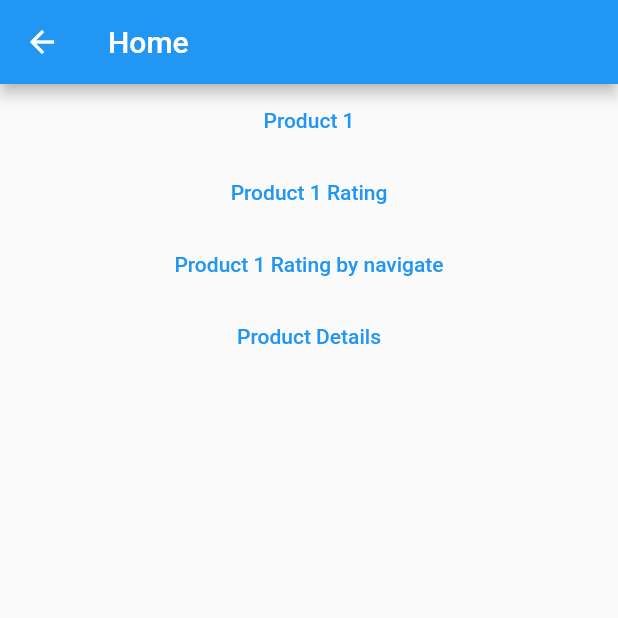
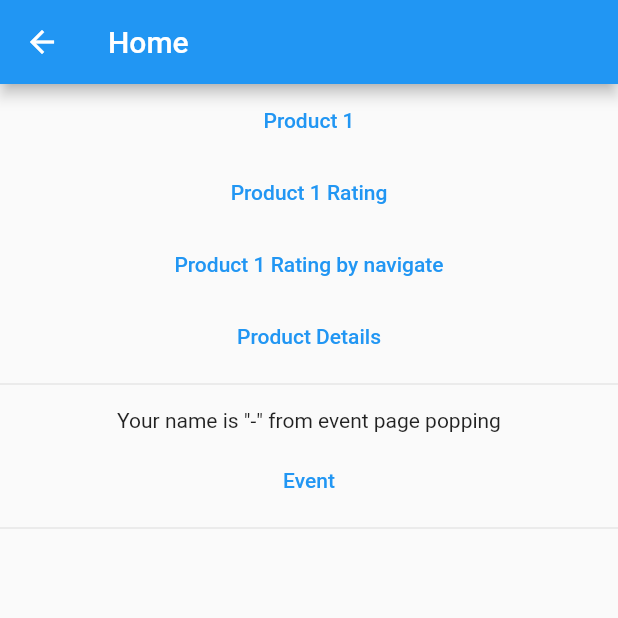
Before and after one commit to wjprogramer/flutter_sandbox_1, a Flutter app: the HomeWidget screen opened by its route, on a phone screen of 412 x 824 dp, the top half of it. Run offline on Flutter 3.47's test engine with Material 2 defaults, Android fonts, the phone set to English and light mode, and no system bars; our stand-ins replace bloc, equatable, flutter_modular, mobx; generated files the repository leaves out were written again.

Commit message:
[pkg // flutter_modular] route generic types: return values from navigation, just like `.pop`.

```diff
--- a/lib/modules/home/home_module.dart
+++ b/lib/modules/home/home_module.dart
@@ -2,6 +2,7 @@ import 'package:flutter_modular/flutter_modular.dart';
 import 'package:flutter_sandbox_1/blocs/home/home_bloc.dart';
 import 'package:flutter_sandbox_1/modules/home/home_controller.dart';
 import 'package:flutter_sandbox_1/modules/list/list_widget.dart';
+import 'package:flutter_sandbox_1/pages/event_page.dart';
 import 'package:flutter_sandbox_1/pages/product_details_page.dart';
 import 'package:flutter_sandbox_1/pages/product_page.dart';
 import 'package:flutter_sandbox_1/pages/product_rating_page.dart';
@@ -30,5 +31,6 @@ class HomeModule extends Module {
     ChildRoute('/product/model', child: (_, args) => ProductDetailsPage(
       productModel: args.data,
     )),
+    ChildRoute<String>('/event', child: (_, __) => EventPage()),
   ];
 }
--- a/lib/modules/home/home_widget.dart
+++ b/lib/modules/home/home_widget.dart
@@ -2,7 +2,14 @@ import 'package:flutter/material.dart';
 import 'package:flutter_modular/flutter_modular.dart';
 import 'package:flutter_sandbox_1/models/product_model.dart';
 
-class HomeWidget extends StatelessWidget {
+class HomeWidget extends StatefulWidget {
+  @override
+  _HomeWidgetState createState() => _HomeWidgetState();
+}
+
+class _HomeWidgetState extends State<HomeWidget> {
+  String _name = '';
+
   @override
   Widget build(BuildContext context) {
     return Scaffold(
@@ -40,6 +47,21 @@ class HomeWidget extends StatelessWidget {
             },
             child: Text('Product Details',),
           ),
+          Divider(),
+          Padding(
+            padding: const EdgeInsets.all(8.0),
+            child: Center(child: Text('Your name is "${_name.isEmpty ? '-' : _name}" from event page popping')),
+          ),
+          TextButton(
+            onPressed: () async {
+              final name = await Modular.to.pushNamed<String>('/home/event');
+              setState(() {
+                _name = name ?? '';
+              });
+            },
+            child: Text('Event',),
+          ),
+          Divider(),
         ],
       ),
     );
--- a/lib/pages/event_page.dart
+++ b/lib/pages/event_page.dart
@@ -1,4 +1,5 @@
 import 'package:flutter/material.dart';
+import 'package:flutter_modular/flutter_modular.dart';
 
 class EventPage extends StatefulWidget {
   @override
@@ -77,7 +78,7 @@ class _EventPageState extends State<EventPage> {
                         onPressed: () {
                           if (_formKey.currentState!.validate()) {
                             final participantName = _nameController.text;
-                            print(participantName);
+                            Modular.to.pop(participantName);
                           }
                         },
                         child: Text('Join Event'),
```
